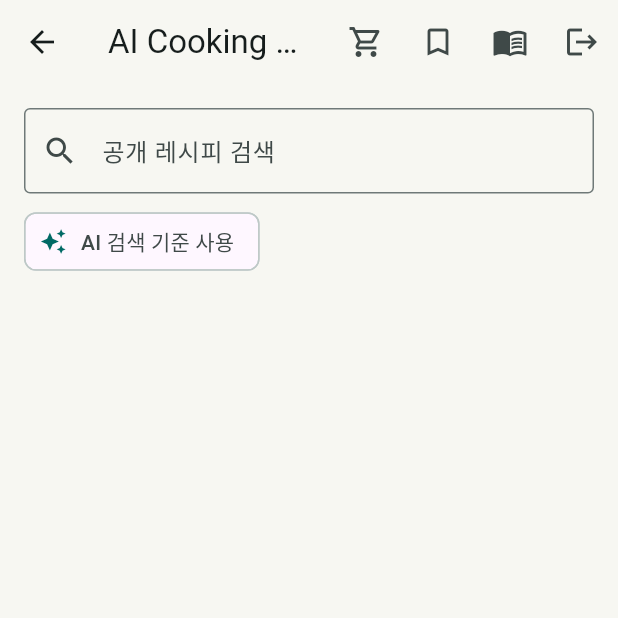
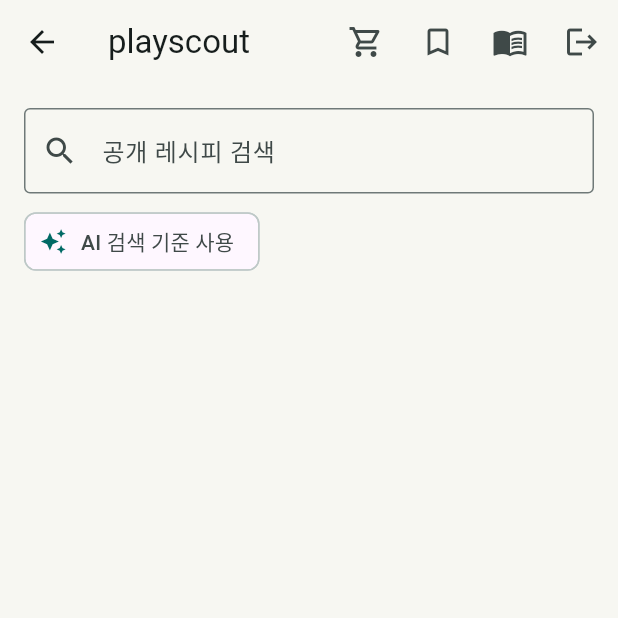
Before and after one commit to guige01-guinsa/kyoutube, a Flutter app: the HomePage screen opened directly, on a phone screen of 412 x 824 dp, the top half of it. Run offline on Flutter 3.47's test engine with Material 3 defaults, Android fonts, the phone set to English and light mode, and no system bars; our stand-ins replace firebase_core, firebase_messaging, flutter_riverpod, go_router, image_picker, shared_preferences and 1 more; missing offline and left inert: youtube_recipe_search; accounts and stored records are empty; network calls fail.

Commit message:
chore: rename app branding to playscout

```diff
--- a/lib/app.dart
+++ b/lib/app.dart
@@ -102,7 +102,7 @@
   @override
   Widget build(BuildContext context) {
     return MaterialApp.router(
-      title: 'AI Cooking Platform',
+      title: 'playscout',
       theme: AppTheme.light,
       routerConfig: AppRouter.router,
       builder: (BuildContext context, Widget? child) {
--- a/lib/features/home/presentation/home_page.dart
+++ b/lib/features/home/presentation/home_page.dart
@@ -38,7 +38,7 @@
 
     return Scaffold(
       appBar: AppBar(
-        title: const Text('AI Cooking Platform'),
+        title: const Text('playscout'),
         actions: <Widget>[
           if (Env.youtubeSearchEnabled)
             IconButton(
```
Also changed, not shown: 3 other files.
